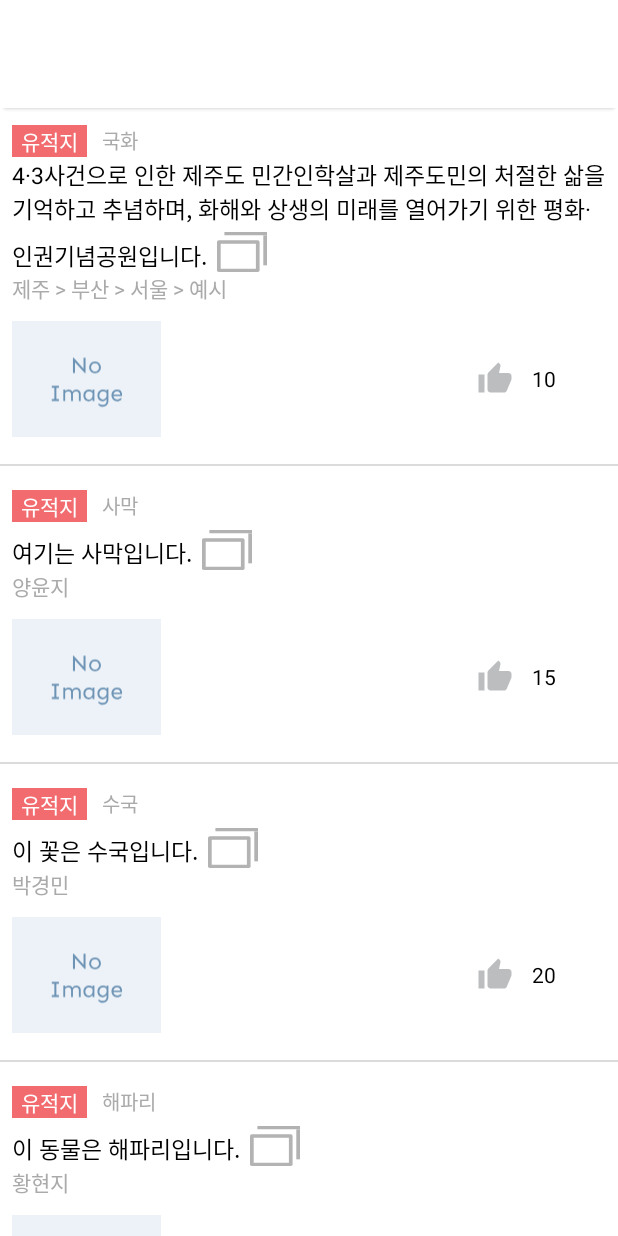
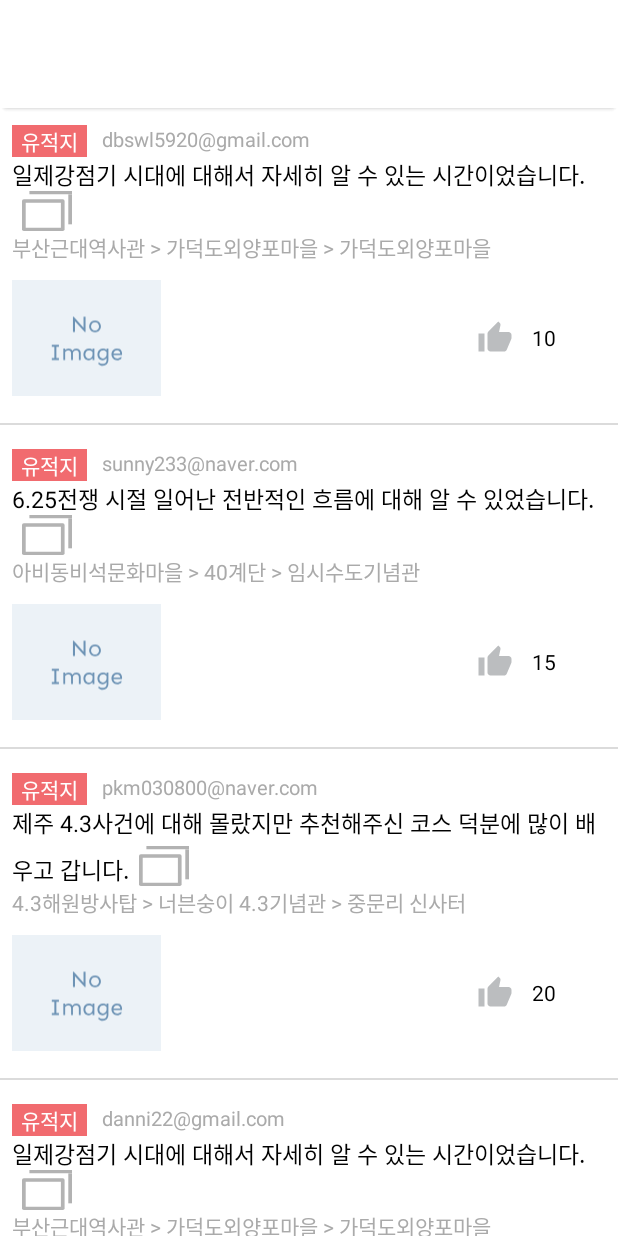
Before and after one commit to brotheravocado/darktour_project, an Android app: the SiteArroundReview screen opened directly, with no data from a screen before it, on a phone screen of 412 x 824 dp. Run offline under Robolectric (Android 15) with nearby library versions, the phone set to English and light mode, and no system bars.

Commit message:
데이터 수정

```diff
--- a/app/src/main/java/com/example/darktour_project/AddFragment.java
+++ b/app/src/main/java/com/example/darktour_project/AddFragment.java
@@ -36,7 +36,7 @@ public class AddFragment extends Fragment {
 
         adapter.addItem(new LocationItem( R.drawable.seoul,"서울","3.1 운동 , 한국 전쟁"));
         adapter.addItem(new LocationItem( R.drawable.jeju,"제주","4.3 사건"));
-        adapter.addItem(new LocationItem( R.drawable.busan,"부산","한국 전쟁"));
+        adapter.addItem(new LocationItem( R.drawable.busan,"부산","한국 전쟁 , 민주항쟁"));
         adapter.addItem(new LocationItem( R.drawable.tobecontinued," "," "));
         /*adapter.addItem(new LocationItem( R.drawable.seoul));
         adapter.addItem(new LocationItem( R.drawable.jeju));
--- a/app/src/main/java/com/example/darktour_project/ReviewData.java
+++ b/app/src/main/java/com/example/darktour_project/ReviewData.java
@@ -8,11 +8,12 @@ public class ReviewData {
     private String id;
     private String review;
     private String title;
-    private int image; // image url
+    private int image; // image url 리뷰
     private String like;
     private int tag_color; // 카테고리 색상
     private String category; // 카테고리 이름
     private boolean press = false ; // 버튼 눌려졌는가
+    private int thumb_image; // 따봉 이미지
 
     public ReviewData() {
     }
@@ -82,4 +83,12 @@ public class ReviewData {
     public void setPress(boolean press) {
         this.press = press;
     }
+
+    public int getThumb_image() {
+        return thumb_image;
+    }
+
+    public void setThumb_image(int thumb_image) {
+        this.thumb_image = thumb_image;
+    }
 }
--- a/app/src/main/java/com/example/darktour_project/ReviewRecyclerAdapter.java
+++ b/app/src/main/java/com/example/darktour_project/ReviewRecyclerAdapter.java
@@ -3,6 +3,7 @@ package com.example.darktour_project;
 import android.content.Intent;
 import android.graphics.Color;
 import android.graphics.drawable.Drawable;
+import android.media.Image;
 import android.text.Html;
 import android.text.Spanned;
 import android.util.SparseBooleanArray;
@@ -10,6 +11,7 @@ import android.view.LayoutInflater;
 import android.view.View;
 import android.view.ViewGroup;
 import android.widget.ImageButton;
+import android.widget.ImageView;
 import android.widget.LinearLayout;
 import android.widget.TextView;
 import android.widget.Toast;
@@ -45,7 +47,7 @@ public class ReviewRecyclerAdapter extends RecyclerView.Adapter<ReviewRecyclerAd
         // Item을 하나, 하나 보여주는(bind 되는) 함수입니다.
         ReviewData item = listData.get(position);
         holder.onBind(listData.get(position));
-        holder.thumb_button.setImageResource(item.getImage());
+        holder.thumb_button.setImageResource(item.getThumb_image());
         holder.total_like.setText(item.getLike()); // 좋아요 숫자
     }
 
@@ -72,8 +74,7 @@ public class ReviewRecyclerAdapter extends RecyclerView.Adapter<ReviewRecyclerAd
         private TextView total_like; // 따봉 숫자
         private TextView category; // 코스 인지 유적지인지 카테고리
         private ImageButton thumb_button; // 따봉 버튼
-        private boolean press;  // 눌렸는가
-        private LinearLayout review; // 리뷰 내용 클릭을 위해 레이아웃
+        private ImageView image; // 리뷰 사진
 
         ItemViewHolder(View itemView) {
             super(itemView);
@@ -84,7 +85,7 @@ public class ReviewRecyclerAdapter extends RecyclerView.Adapter<ReviewRecyclerAd
             total_like = itemView.findViewById(R.id.thumb_count);
             category = itemView.findViewById(R.id.tag);
             thumb_button = itemView.findViewById(R.id.thumb_button);
-            review = itemView.findViewById(R.id.review_content);
+            image = itemView.findViewById(R.id.review_image); // 리뷰 사진
 
             thumb_button.setOnClickListener(this);
         }
@@ -111,7 +112,8 @@ public class ReviewRecyclerAdapter extends RecyclerView.Adapter<ReviewRecyclerAd
             total_like.setText(data.getLike()); // 좋아요 숫자
             category.setBackgroundResource(data.getTag_color()); // 카테고리 색상
             category.setText(data.getCategory()); // 카테고리 이름
-            thumb_button.setImageResource(data.getImage());
+            thumb_button.setImageResource(data.getThumb_image()); // 따봉 이미지
+            image.setImageResource(data.getImage());// 리뷰 사진 이미지
         }
 
         @Override
@@ -120,14 +122,14 @@ public class ReviewRecyclerAdapter extends RecyclerView.Adapter<ReviewRecyclerAd
                 case R.id.thumb_button:
                     Boolean clickBefore = listData.get(getAdapterPosition()).isPress();
                     if (clickBefore == false){
-                        listData.get(getAdapterPosition()).setImage(R.drawable.press_thumbs_up);
+                        listData.get(getAdapterPosition()).setThumb_image(R.drawable.press_thumbs_up);
                         listData.get(getAdapterPosition()).setPress(true);
                         int num = Integer.parseInt(listData.get(getAdapterPosition()).getLike()) + 1 ; // 좋아요 숫자 변경
                         listData.get(getAdapterPosition()).setLike(Integer.toString(num)); //  좋아요 숫자 설정
                         notifyItemChanged(getAdapterPosition());
                     }
                     else{
-                        listData.get(getAdapterPosition()).setImage(R.drawable.thumbs_up);
+                        listData.get(getAdapterPosition()).setThumb_image(R.drawable.thumbs_up);
                         listData.get(getAdapterPosition()).setPress(false);
                         int num = Integer.parseInt(listData.get(getAdapterPosition()).getLike()) - 1 ; // 좋아요 숫자 변경
                         listData.get(getAdapterPosition()).setLike(Integer.toString(num)); //  좋아요 숫자 설정
--- a/app/src/main/java/com/example/darktour_project/SearchSiteRecyclerAdapter.java
+++ b/app/src/main/java/com/example/darktour_project/SearchSiteRecyclerAdapter.java
@@ -63,7 +63,6 @@ public class SearchSiteRecyclerAdapter extends RecyclerView.Adapter<SearchSiteRe
         private TextView title; // 유적지 or 코스 이름
         private TextView total_like; // 따봉 숫자
         private ImageView image; // image
-
         private boolean press = true;  // 눌렸는가
         private LinearLayout background_change; // 배경 변경을 위한 레이아웃
 
@@ -83,7 +82,7 @@ public class SearchSiteRecyclerAdapter extends RecyclerView.Adapter<SearchSiteRe
             desc.setText(data.getDesc());
             title.setText(data.getTitle());
             total_like.setText(data.getLike());
-            image.setImageResource(data.getImage());// 이미지
+            image.setImageBitmap(data.getImage());// 이미지
             image.setClipToOutline(true);
             background_change.setBackgroundResource(data.getLayout_()); // 눌렀을때 layout
 
--- a/app/src/main/java/com/example/darktour_project/SiteArroundReview.java
+++ b/app/src/main/java/com/example/darktour_project/SiteArroundReview.java
@@ -50,28 +50,23 @@ public class SiteArroundReview extends AppCompatActivity {
         String category_name;
         int color;
         // 예시 data
-        Listid = Arrays.asList("국화", "사막", "수국", "해파리", "코알라", "등대", "펭귄", "튤립",
-                "국화", "사막", "수국", "해파리", "코알라", "등대", "펭귄", "튤립");
+        Listid = Arrays.asList("dbswl5920@gmail.com", "sunny233@naver.com", "pkm030800@naver.com", "danni22@gmail.com", "tot368@naver.com", "hyeju977@naver.com", "hyunji022@gmail.com"); // 7개
         Listreview = Arrays.asList(
-                "4·3사건으로 인한 제주도 민간인학살과 제주도민의 처절한 삶을 기억하고 추념하며, 화해와 상생의 미래를 열어가기 위한 평화·인권기념공원입니다.",
-                "여기는 사막입니다.",
-                "이 꽃은 수국입니다.",
-                "이 동물은 해파리입니다.",
-                "이 동물은 코알라입니다.",
-                "이것은 등대입니다.",
-                "이 동물은 펭귄입니다.",
-                "이 꽃은 튤립입니다.",
-                "이 꽃은 국화입니다.",
-                "여기는 사막입니다.",
-                "이 꽃은 수국입니다.",
-                "이 동물은 해파리입니다.",
-                "이 동물은 코알라입니다.",
-                "이것은 등대입니다.",
-                "이 동물은 펭귄입니다.",
-                "이 꽃은 튤립입니다."
+                "일제강점기 시대에 대해서 자세히 알 수 있는 시간이었습니다.",
+                "6.25전쟁 시절 일어난 전반적인 흐름에 대해 알 수 있었습니다.",
+                "제주 4.3사건에 대해 몰랐지만 추천해주신 코스 덕분에 많이 배우고 갑니다.",
+                "일제강점기 시대에 대해서 자세히 알 수 있는 시간이었습니다.",
+                "제주 4.3사건에 대해 몰랐지만 추천해주신 코스 덕분에 많이 배우고 갑니다.",
+                "과거 한국전쟁 때 부산에서 일어난 전반적인 흐름에 대해 알 수 있었습니다.",
+                "일제강점기 시대에 대해서 자세히 알 수 있는 시간이었습니다."
         );
-        Listtitle = Arrays.asList("제주 > 부산 > 서울 > 예시", "양윤지", "박경민", "황현지", "이혜주", "백다은", "김선희", "아보카도",
-                "어피치", "다은이 야식은 오지않음", "제주", "부산", "강아지", "쿠키런 킹덤", "바닐라", "초코");
+        Listtitle = Arrays.asList("부산근대역사관 > 가덕도외양포마을 > 가덕도외양포마을",
+                "아비동비석문화마을 > 40계단 > 임시수도기념관",
+                "4.3해원방사탑 > 너븐숭이 4.3기념관 > 중문리 신사터",
+                "부산근대역사관 > 가덕도외양포마을 > 가덕도외양포마을",
+                "4.3해원방사탑 > 너븐숭이 4.3기념관 > 중문리 신사터",
+                "아비동비석문화마을 > 40계단 > 임시수도기념관",
+                "부산근대역사관 > 가덕도외양포마을 > 가덕도외양포마을");
 
         Listlike = Arrays.asList("10", "15", "20", "30", "10", "50", "100", "35",
                 "12", "1", "7", "9", "200", "102", "5", "20");
@@ -126,7 +121,8 @@ public class SiteArroundReview extends AppCompatActivity {
             data.setLike(Listlike.get(i));
             data.setTag_color(color);
             data.setCategory(category_name);
-            data.setImage(R.drawable.thumbs_up);
+            data.setThumb_image(R.drawable.thumbs_up);// 따봉
+            data.setImage(R.drawable.ic_no_image); // 리뷰사진
             // 각 값이 들어간 data를 adapter에 추가합니다.
             adapter.addItem(data);
         }
--- a/app/src/main/res/layout/review_item.xml
+++ b/app/src/main/res/layout/review_item.xml
@@ -84,6 +84,7 @@
             android:layout_height="100dp"
             android:layout_gravity="top"
             android:layout_weight="3"
+            android:id="@+id/review_image"
             android:src="@drawable/ic_no_image" />
         <LinearLayout
             android:layout_width="match_parent"
```
Also changed, not shown: app/src/main/java/com/example/darktour_project/ReviewFragment.java (+17 -21 lines), app/src/main/java/com/example/darktour_project/SearchCourse.java (+62 -23 lines), app/src/main/java/com/example/darktour_project/SiteData.java (+11 -9 lines).
